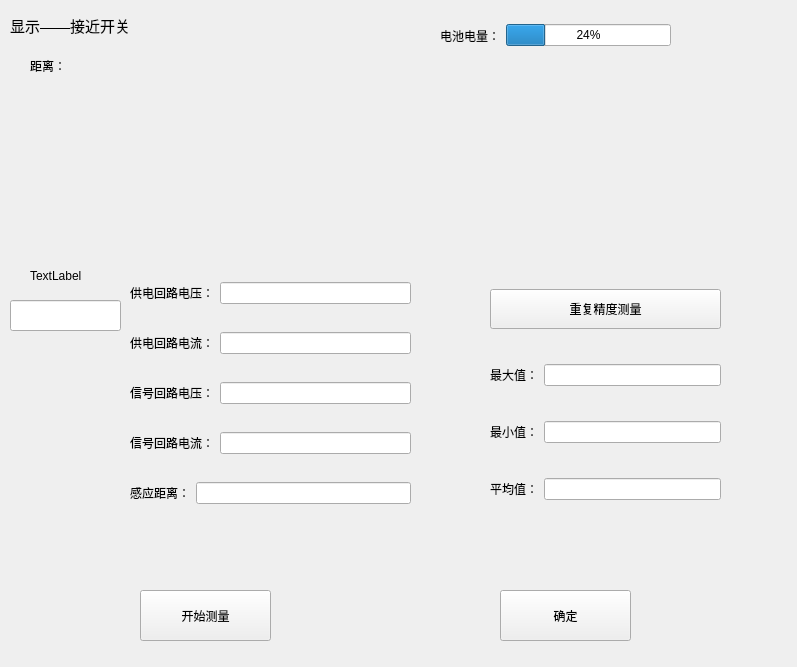
Above: ui_show/showwin_proximityswitch.ui from Dirck-YHP/Proj_sensor_detect before the change. Below: the same form after it.
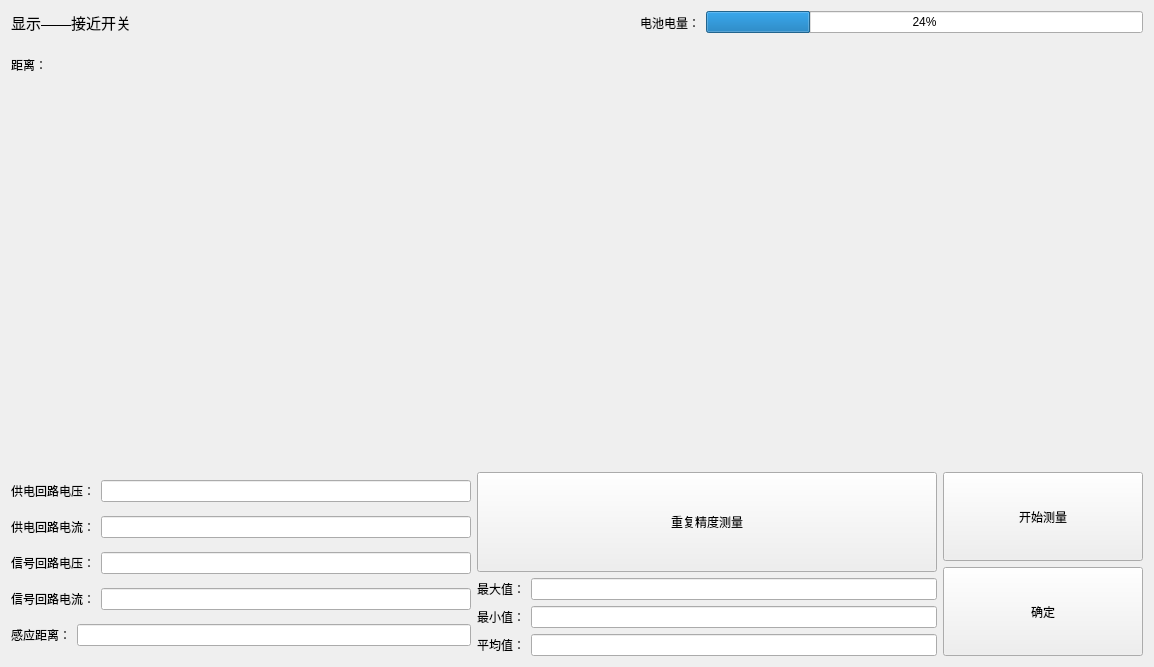
That is the form after the change. Custom widgets are drawn as their Qt base class.

The edit to the form file:
```diff
--- a/ui_show/showwin_proximityswitch.ui
+++ b/ui_show/showwin_proximityswitch.ui
@@ -6,22 +6,18 @@
    <rect>
     <x>0</x>
     <y>0</y>
-    <width>797</width>
+    <width>1154</width>
     <height>667</height>
    </rect>
   </property>
   <property name="windowTitle">
    <string>显示_接近开关</string>
   </property>
+  <layout class="QGridLayout" name="gridLayout">
+   <item row="0" column="0" colspan="2">
+    <layout class="QHBoxLayout" name="horizontalLayout_10">
+     <item>
   <widget class="QLabel" name="label">
-   <property name="geometry">
-    <rect>
-     <x>10</x>
-     <y>10</y>
-     <width>301</width>
-     <height>31</height>
-    </rect>
-   </property>
    <property name="font">
     <font>
      <pointsize>11</pointsize>
@@ -31,147 +27,70 @@
     <string>显示——接近开关</string>
    </property>
   </widget>
-  <widget class="QPushButton" name="btn_ok">
-   <property name="geometry">
-    <rect>
-     <x>500</x>
-     <y>590</y>
-     <width>131</width>
-     <height>51</height>
-    </rect>
-   </property>
+     </item>
+     <item>
+      <spacer name="horizontalSpacer">
+       <property name="orientation">
+        <enum>Qt::Horizontal</enum>
+       </property>
+       <property name="sizeHint" stdset="0">
+        <size>
+         <width>40</width>
+         <height>20</height>
+        </size>
+       </property>
+      </spacer>
+     </item>
+     <item>
+      <layout class="QHBoxLayout" name="horizontalLayout_9">
+       <item>
+        <widget class="QLabel" name="label_2">
    <property name="text">
-    <string>确定</string>
-   </property>
-  </widget>
-  <widget class="QPushButton" name="btn_start_finish_mea">
-   <property name="geometry">
-    <rect>
-     <x>140</x>
-     <y>590</y>
-     <width>131</width>
-     <height>51</height>
-    </rect>
-   </property>
-   <property name="text">
-    <string>开始测量</string>
-   </property>
-   <property name="checkable">
-    <bool>true</bool>
-   </property>
-  </widget>
+          <string>电池电量：</string>
+         </property>
+        </widget>
+       </item>
+       <item>
+        <widget class="QProgressBar" name="pBar_battery">
+         <property name="value">
+          <number>24</number>
+         </property>
+        </widget>
+       </item>
+      </layout>
+     </item>
+    </layout>
+   </item>
+   <item row="1" column="0">
+    <layout class="QVBoxLayout" name="verticalLayout_3">
+     <item>
   <widget class="QLabel" name="label_3">
-   <property name="geometry">
-    <rect>
-     <x>30</x>
-     <y>50</y>
-     <width>91</width>
-     <height>31</height>
-    </rect>
+       <property name="maximumSize">
+        <size>
+         <width>16777215</width>
+         <height>50</height>
+        </size>
    </property>
    <property name="text">
     <string>距离：</string>
    </property>
   </widget>
+     </item>
+     <item>
   <widget class="QCustomPlot" name="plot_distance" native="true">
-   <property name="geometry">
-    <rect>
-     <x>30</x>
-     <y>80</y>
-     <width>691</width>
-     <height>171</height>
-    </rect>
-   </property>
-  </widget>
-  <widget class="QLabel" name="label_channel">
-   <property name="geometry">
-    <rect>
-     <x>30</x>
-     <y>250</y>
-     <width>101</width>
-     <height>51</height>
-    </rect>
-   </property>
-   <property name="text">
-    <string>TextLabel</string>
-   </property>
-  </widget>
-  <widget class="QWidget" name="layoutWidget">
-   <property name="geometry">
-    <rect>
-     <x>490</x>
-     <y>260</y>
-     <width>231</width>
-     <height>271</height>
-    </rect>
-   </property>
-   <layout class="QVBoxLayout" name="verticalLayout">
-    <item>
-     <widget class="QPushButton" name="btn_repeat_precise">
       <property name="minimumSize">
        <size>
         <width>0</width>
-        <height>40</height>
-       </size>
-      </property>
-      <property name="text">
-       <string>重复精度测量</string>
-      </property>
-     </widget>
-    </item>
-    <item>
-     <layout class="QHBoxLayout" name="horizontalLayout">
-      <item>
-       <widget class="QLabel" name="label_13">
-        <property name="text">
-         <string>最大值：</string>
-        </property>
-       </widget>
-      </item>
-      <item>
-       <widget class="QLineEdit" name="lineE_dis_max"/>
-      </item>
-     </layout>
-    </item>
+         <height>200</height>
+        </size>
+       </property>
+      </widget>
+     </item>
+    </layout>
+   </item>
+   <item row="2" column="0">
+    <layout class="QHBoxLayout" name="horizontalLayout_11">
     <item>
-     <layout class="QHBoxLayout" name="horizontalLayout_2">
-      <item>
-       <widget class="QLabel" name="label_14">
-        <property name="text">
-         <string>最小值：</string>
-        </property>
-       </widget>
-      </item>
-      <item>
-       <widget class="QLineEdit" name="lineE_dis_min"/>
-      </item>
-     </layout>
-    </item>
-    <item>
-     <layout class="QHBoxLayout" name="horizontalLayout_3">
-      <item>
-       <widget class="QLabel" name="label_15">
-        <property name="text">
-         <string>平均值：</string>
-        </property>
-       </widget>
-      </item>
-      <item>
-       <widget class="QLineEdit" name="lineE_dis_avg"/>
-      </item>
-     </layout>
-    </item>
-   </layout>
-  </widget>
-  <widget class="QWidget" name="layoutWidget">
-   <property name="geometry">
-    <rect>
-     <x>130</x>
-     <y>260</y>
-     <width>281</width>
-     <height>271</height>
-    </rect>
-   </property>
    <layout class="QVBoxLayout" name="verticalLayout_2">
     <item>
      <layout class="QHBoxLayout" name="horizontalLayout_4">
@@ -244,43 +163,120 @@
      </layout>
     </item>
    </layout>
-  </widget>
-  <widget class="QWidget" name="layoutWidget">
-   <property name="geometry">
-    <rect>
-     <x>440</x>
-     <y>10</y>
-     <width>231</width>
-     <height>51</height>
-    </rect>
-   </property>
-   <layout class="QHBoxLayout" name="horizontalLayout_9">
+     </item>
+     <item>
+      <layout class="QVBoxLayout" name="verticalLayout">
+       <item>
+        <widget class="QPushButton" name="btn_repeat_precise">
+         <property name="sizePolicy">
+          <sizepolicy hsizetype="Minimum" vsizetype="Preferred">
+           <horstretch>0</horstretch>
+           <verstretch>0</verstretch>
+          </sizepolicy>
+         </property>
+         <property name="minimumSize">
+          <size>
+           <width>0</width>
+           <height>40</height>
+          </size>
+         </property>
+         <property name="maximumSize">
+          <size>
+           <width>16777215</width>
+           <height>100</height>
+          </size>
+         </property>
+         <property name="text">
+          <string>重复精度测量</string>
+         </property>
+        </widget>
+       </item>
+       <item>
+        <layout class="QHBoxLayout" name="horizontalLayout">
+         <item>
+          <widget class="QLabel" name="label_13">
+           <property name="text">
+            <string>最大值：</string>
+           </property>
+          </widget>
+         </item>
     <item>
-     <widget class="QLabel" name="label_2">
+          <widget class="QLineEdit" name="lineE_dis_max"/>
+         </item>
+        </layout>
+       </item>
+       <item>
+        <layout class="QHBoxLayout" name="horizontalLayout_2">
+         <item>
+          <widget class="QLabel" name="label_14">
       <property name="text">
-       <string>电池电量：</string>
+            <string>最小值：</string>
       </property>
      </widget>
     </item>
     <item>
-     <widget class="QProgressBar" name="pBar_battery">
-      <property name="value">
-       <number>24</number>
+          <widget class="QLineEdit" name="lineE_dis_min"/>
+         </item>
+        </layout>
+       </item>
+       <item>
+        <layout class="QHBoxLayout" name="horizontalLayout_3">
+         <item>
+          <widget class="QLabel" name="label_15">
+           <property name="text">
+            <string>平均值：</string>
       </property>
      </widget>
     </item>
-   </layout>
-  </widget>
-  <widget class="QLineEdit" name="lineEdit_if_pulse">
-   <property name="geometry">
-    <rect>
-     <x>10</x>
-     <y>300</y>
-     <width>111</width>
-     <height>31</height>
-    </rect>
-   </property>
-  </widget>
+         <item>
+          <widget class="QLineEdit" name="lineE_dis_avg"/>
+         </item>
+        </layout>
+       </item>
+      </layout>
+     </item>
+    </layout>
+   </item>
+   <item row="2" column="1">
+    <layout class="QVBoxLayout" name="verticalLayout_4">
+     <item>
+      <widget class="QPushButton" name="btn_start_finish_mea">
+       <property name="sizePolicy">
+        <sizepolicy hsizetype="Minimum" vsizetype="Preferred">
+         <horstretch>0</horstretch>
+         <verstretch>0</verstretch>
+        </sizepolicy>
+       </property>
+       <property name="minimumSize">
+        <size>
+         <width>200</width>
+         <height>0</height>
+        </size>
+       </property>
+       <property name="text">
+        <string>开始测量</string>
+       </property>
+       <property name="checkable">
+        <bool>true</bool>
+       </property>
+      </widget>
+     </item>
+     <item>
+      <widget class="QPushButton" name="btn_ok">
+       <property name="sizePolicy">
+        <sizepolicy hsizetype="Minimum" vsizetype="Preferred">
+         <horstretch>0</horstretch>
+         <verstretch>0</verstretch>
+        </sizepolicy>
+       </property>
+       <property name="text">
+        <string>确定</string>
+       </property>
+      </widget>
+     </item>
+    </layout>
+   </item>
+  </layout>
  </widget>
  <customwidgets>
   <customwidget>
```
Lines whose indentation alone changed are shown as unchanged.
